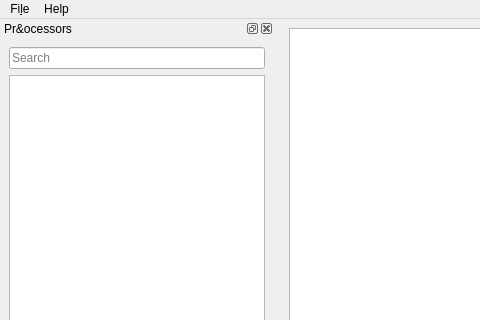
Above: gui/mainwidget.ui from wawanbreton/cvcomposer before the change; both pictures show x 0 to 480 and y 0 to 320 of the 1232 by 768 pixel window. Below: the same form after it.
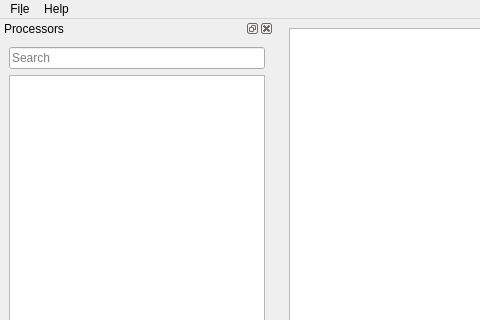
That is the form after the change. Custom widgets are drawn as their Qt base class.

Commit message: Removed bad characters

The edit to the form file:
```diff
--- a/gui/mainwidget.ui
+++ b/gui/mainwidget.ui
@@ -59,7 +59,7 @@
   </widget>
   <widget class="QDockWidget" name="dockWidget">
    <property name="windowTitle">
-    <string>Pr&amp;ocessors</string>
+    <string>Processors</string>
    </property>
    <attribute name="dockWidgetArea">
     <number>1</number>
```
